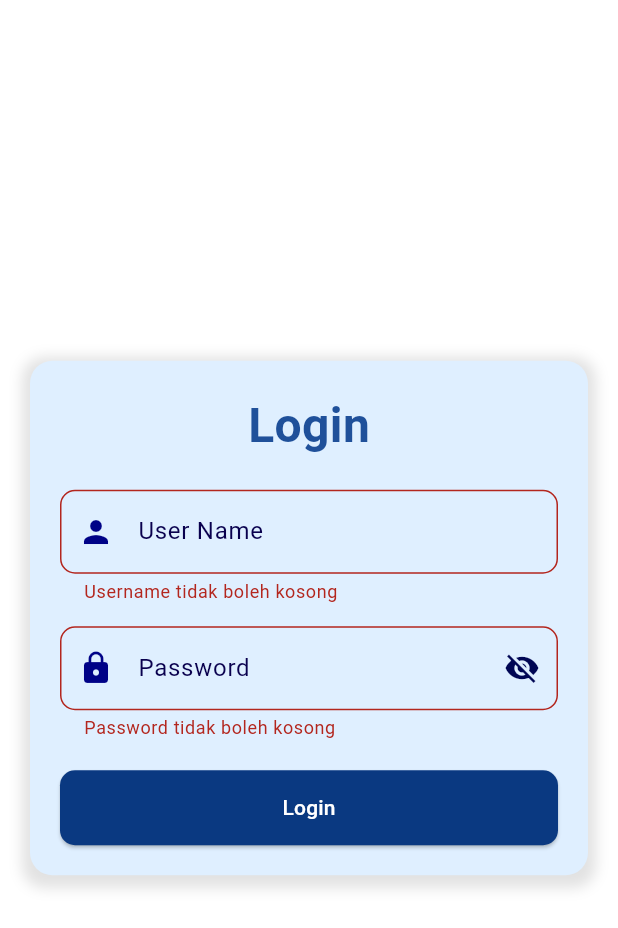
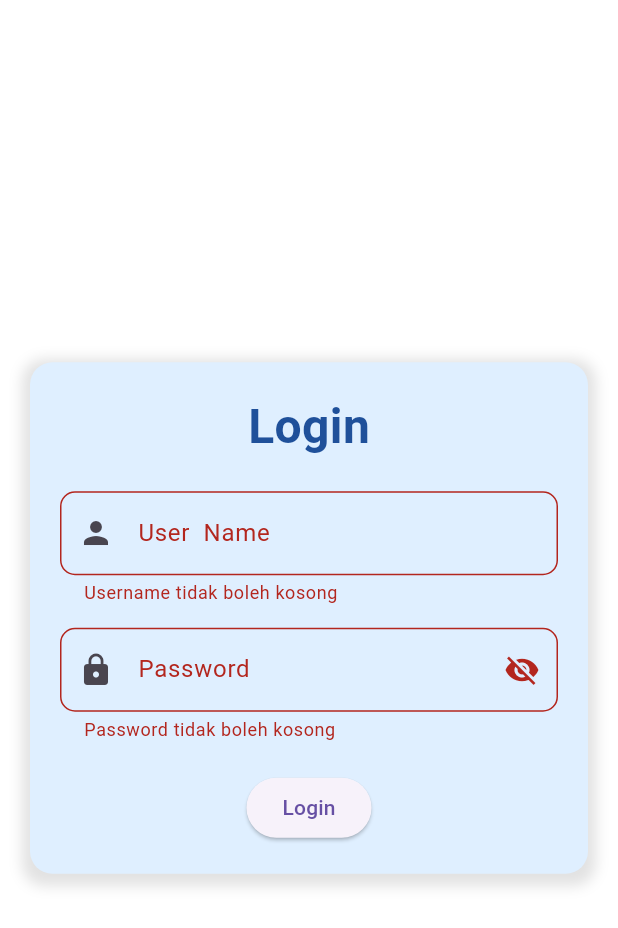
Before and after one commit to Handiva17/latihan_kasir, a Flutter app: the screen it shows after launch, after a tap on "Login", on a phone screen of 412 x 824 dp. Shown: the top 928 px of the screen. Run offline on Flutter 3.47's test engine with Material 3 defaults, Android fonts, the phone set to English and light mode, and no system bars; our stand-ins replace shared_preferences, supabase_flutter; accounts and stored records are empty.

```diff
--- a/lib/login.dart
+++ b/lib/login.dart
@@ -1,5 +1,6 @@
 import 'package:flutter/material.dart';
 import 'package:supabase_flutter/supabase_flutter.dart';
+import 'package:shared_preferences/shared_preferences.dart';
 import 'home.dart'; // Import halaman home
 
 class LoginScreen extends StatefulWidget {
@@ -20,8 +21,7 @@ class _LoginScreenState extends State<LoginScreen> {
 
   Future<void> _login() async {
     if (!_formKey.currentState!.validate()) {
-      // Jika form tidak valid, hentikan proses login
-      return;
+      return; // Jika form tidak valid, hentikan proses login
     }
 
     setState(() {
@@ -35,19 +35,23 @@ class _LoginScreenState extends State<LoginScreen> {
       // Query ke Supabase untuk validasi user
       final response = await supabase
           .from('user')
-          .select()
+          .select('username, role') // Ambil username & role
           .eq('username', username)
           .eq('password', password)
           .maybeSingle();
 
       if (response != null) {
-        // Login berhasil
+        // Simpan data user ke SharedPreferences
+        final prefs = await SharedPreferences.getInstance();
+        await prefs.setString('username', response['username']);
+        await prefs.setString('role', response['role']); // Simpan role
+
+        // Login berhasil, arahkan ke HomeScreen
         Navigator.pushReplacement(
           context,
           MaterialPageRoute(builder: (context) => const HomeScreen()),
         );
       } else {
-        // Login gagal
         _showError('Username atau password salah, harap isi dengan benar.');
       }
     } catch (e) {
@@ -111,25 +115,8 @@ class _LoginScreenState extends State<LoginScreen> {
                             border: OutlineInputBorder(
                               borderRadius: BorderRadius.circular(10),
                             ),
-                            focusedBorder: OutlineInputBorder(
-                              borderRadius: BorderRadius.circular(10),
-                              borderSide: BorderSide(
-                                color: const Color.fromARGB(255, 33, 58, 243),
-                                width: 2,
-                              ),
-                            ),
-                            enabledBorder: OutlineInputBorder(
-                              borderRadius: BorderRadius.circular(10),
-                              borderSide: BorderSide(
-                                color: const Color.fromARGB(255, 0, 19, 114),
-                                width: 1,
-                              ),
-                            ),
-                            labelText: 'User Name',
-                            labelStyle: TextStyle(
-                                color: const Color.fromARGB(255, 9, 0, 78)),
+                            labelText: 'User  Name',
                             prefixIcon: const Icon(Icons.person),
-                            prefixIconColor: const Color.fromARGB(255, 0, 2, 135),
                           ),
                           validator: (value) {
                             if (value == null || value.isEmpty) {
@@ -141,39 +128,18 @@ class _LoginScreenState extends State<LoginScreen> {
                         const SizedBox(height: 15),
                         TextFormField(
                           controller: passwordController,
-                          obscureText:
-                              !_isPasswordVisible, // Mengontrol visibilitas password
+                          obscureText: !_isPasswordVisible,
                           decoration: InputDecoration(
                             border: OutlineInputBorder(
                               borderRadius: BorderRadius.circular(10),
                             ),
-                            focusedBorder: OutlineInputBorder(
-                              borderRadius: BorderRadius.circular(10),
-                              borderSide: BorderSide(
-                                color: const Color.fromARGB(255, 33, 58, 243),
-                                width: 2,
-                              ),
-                            ),
-                            enabledBorder: OutlineInputBorder(
-                              borderRadius: BorderRadius.circular(10),
-                              borderSide: BorderSide(
-                                color: const Color.fromARGB(255, 0, 19, 114),
-                                width: 1,
-                              ),
-                            ),
                             labelText: 'Password',
-                            labelStyle: TextStyle(
-                                color: const Color.fromARGB(255, 9, 0, 78)),
                             prefixIcon: const Icon(Icons.lock),
-                            prefixIconColor: const Color.fromARGB(255, 0, 2, 135),
                             suffixIcon: IconButton(
                               icon: Icon(
                                 _isPasswordVisible
                                     ? Icons.visibility
                                     : Icons.visibility_off,
-                                color: _isPasswordVisible
-                                    ? const Color.fromARGB(255, 81, 69, 255)
-                                    : const Color.fromARGB(255, 0, 6, 84),
                               ),
                               onPressed: () {
                                 setState(() {
@@ -186,32 +152,17 @@ class _LoginScreenState extends State<LoginScreen> {
                             if (value == null || value.isEmpty) {
                               return 'Password tidak boleh kosong';
                             }
-                            if (value.length < 1) {
-                              return 'Password tidak sesuai';
-                            }
                             return null;
                           },
                         ),
                         const SizedBox(height: 20),
                         ElevatedButton(
-                          style: ElevatedButton.styleFrom(
-                            minimumSize: const Size(double.infinity, 50),
-                            backgroundColor: Color(0xff0A3981),
-                            shape: RoundedRectangleBorder(
-                              borderRadius: BorderRadius.circular(10),
-                            ),
-                          ),
                           onPressed: _isLoading ? null : _login,
                           child: _isLoading
                               ? const CircularProgressIndicator(
                                   color: Colors.white,
                                 )
-                              : const Text(
-                                  'Login',
-                                  style: TextStyle(
-                                    color: Colors.white,
-                                  ),
-                                ),
+                              : const Text('Login'),
                         ),
                       ],
                     ),
@@ -222,7 +173,7 @@ class _LoginScreenState extends State<LoginScreen> {
           ),
         ),
       ),
-      backgroundColor: Colors.white, // Warna latar belakang
+      backgroundColor: Colors.white,
     );
   }
 }
```
Also changed, not shown: lib/home.dart (+37 -42 lines), lib/profile.dart (added, +89 -0 lines), lib/registrasi.dart (added, +256 -0 lines), lib/riwayat.dart (added, +105 -0 lines), lib/transaksi.dart (+6 -62 lines).
